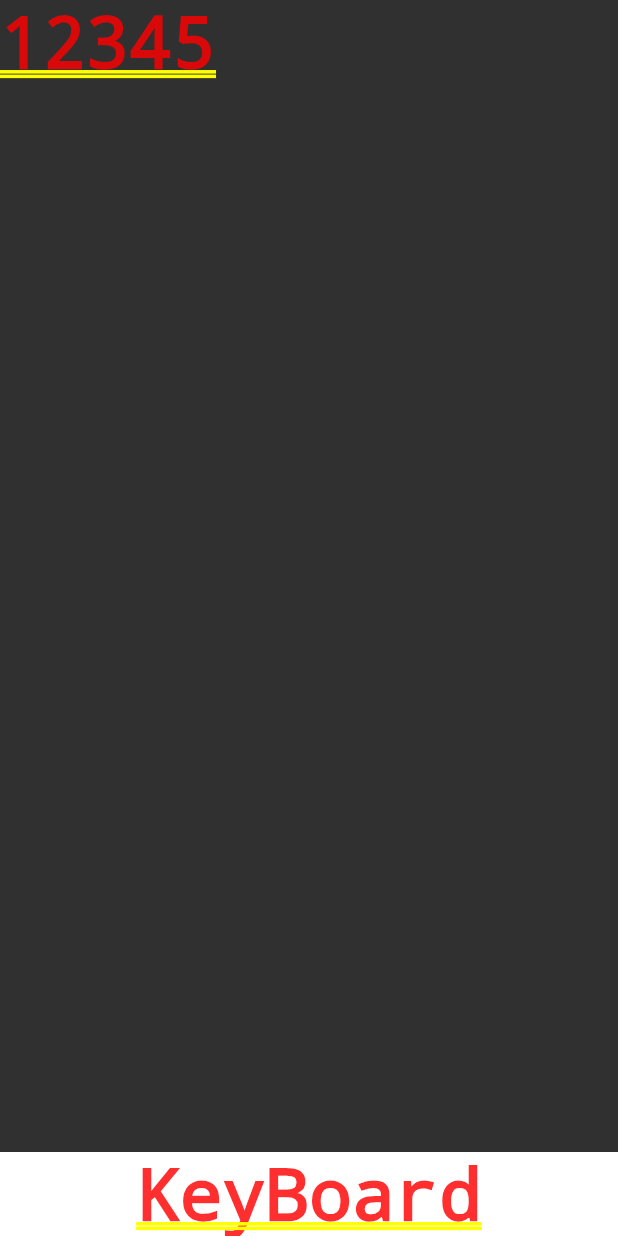
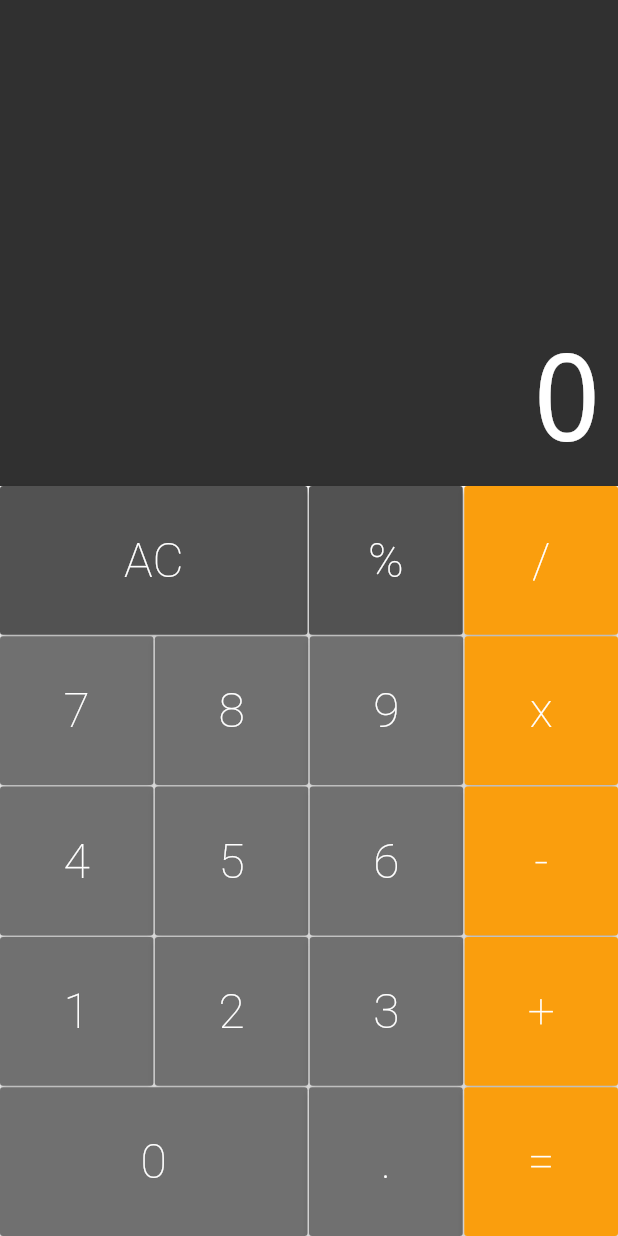
Before and after one commit to lucas-moraes/FlutterCalculator, a Flutter app: the screen it shows after launch, on a phone screen of 412 x 824 dp. Run offline on Flutter 3.47's test engine with Material 2 defaults, Android fonts, the phone set to English and light mode, and no system bars; drawn by our look-alikes of auto_size_text.

Commit message:
Calculator is Running

```diff
--- /dev/null
+++ b/lib/components/button.dart
@@ -0,0 +1,52 @@
+import 'package:flutter/material.dart';
+
+class Button extends StatelessWidget {
+  static const DARK = Color.fromRGBO(82, 82, 82, 1);
+  static const DEFAULT = Color.fromRGBO(112, 112, 112, 1);
+  static const OPERATION = Color.fromRGBO(250, 158, 13, 1);
+
+  final String text;
+  final bool big;
+  final Color color;
+  final void Function(String) cb;
+
+  Button({
+    @required this.text,
+    this.big = false,
+    this.color = DEFAULT,
+    @required this.cb,
+  });
+
+  Button.big({
+    @required this.text,
+    this.big = true,
+    this.color = DEFAULT,
+    @required this.cb,
+  });
+
+  Button.operation({
+    @required this.text,
+    this.big = false,
+    this.color = OPERATION,
+    @required this.cb,
+  });
+
+  @override
+  Widget build(BuildContext context) {
+    return Expanded(
+      flex: big ? 2 : 1,
+      child: RaisedButton(
+        color: this.color,
+        child: Text(
+          text,
+          style: TextStyle(
+            color: Colors.white,
+            fontSize: 32,
+            fontWeight: FontWeight.w200
+          ),
+        ),
+        onPressed: () => cb(text),
+      ),
+    );
+  }
+}
--- /dev/null
+++ b/lib/components/button_row.dart
@@ -0,0 +1,21 @@
+import 'package:flutter/material.dart';
+import 'button.dart';
+
+class ButtonRow extends StatelessWidget {
+  final List<Button> buttons;
+  ButtonRow(this.buttons);
+
+  @override
+  Widget build(BuildContext context) {
+    return Expanded(
+      flex: 1,
+      child: Row(
+        crossAxisAlignment: CrossAxisAlignment.stretch,
+        children: buttons.fold(<Widget>[], (list, b) {
+          list.isEmpty ? list.add(b) : list.addAll([SizedBox(width: 1),b]);
+          return list;
+        }),
+      ),
+    );
+  }
+}
--- a/lib/components/display.dart
+++ b/lib/components/display.dart
@@ -1,4 +1,5 @@
 import 'package:flutter/material.dart';
+import 'package:auto_size_text/auto_size_text.dart';
 
 class Display extends StatelessWidget {
   final String text;
@@ -13,9 +14,23 @@ class Display extends StatelessWidget {
         color: Color.fromRGBO(48, 48, 48, 1),
         child: Column(
           crossAxisAlignment: CrossAxisAlignment.stretch,
-          //Parei no minuto 7:34 https://www.youtube.com/watch?v=jyjdXFsQoYw&t=703s
+          mainAxisAlignment: MainAxisAlignment.end,
           children: <Widget>[
-            Text(text),
+            Padding(
+              padding: const EdgeInsets.all(10.0),
+              child: AutoSizeText(
+                text,
+                minFontSize: 20,
+                maxFontSize: 80,
+                maxLines: 1,
+                textAlign: TextAlign.end,
+                style: TextStyle(
+                  fontWeight: FontWeight.w100,
+                  decoration: TextDecoration.none,
+                  fontSize: 80,
+                  color: Colors.white,
+                ),),
+            ),
           ],
         ),
       )
--- /dev/null
+++ b/lib/components/keyboard.dart
@@ -0,0 +1,52 @@
+import 'package:flutter/material.dart';
+import 'button_row.dart';
+import 'button.dart';
+
+class Keyboard extends StatelessWidget {
+  final void Function(String) cb;
+
+  Keyboard(this.cb);
+
+  @override
+  Widget build(BuildContext context) {
+    return Container(
+      height: 500,
+      child: Column(
+        children: <Widget>[
+          ButtonRow([
+            Button.big(text: 'AC', color: Button.DARK, cb: cb),
+            Button(text: '%', color: Button.DARK, cb: cb),
+            Button.operation(text: '/', cb: cb),
+          ]),
+          SizedBox(height: 1),
+          ButtonRow([
+            Button(text: '7', cb: cb),
+            Button(text: '8', cb: cb),
+            Button(text: '9', cb: cb),
+            Button.operation(text: 'x', cb: cb),
+          ]),
+          SizedBox(height: 1),
+          ButtonRow([
+            Button(text: '4', cb: cb),
+            Button(text: '5', cb: cb),
+            Button(text: '6', cb: cb),
+            Button.operation(text: '-', cb: cb),
+          ]),
+          SizedBox(height: 1),
+          ButtonRow([
+            Button(text: '1', cb: cb),
+            Button(text: '2', cb: cb),
+            Button(text: '3', cb: cb),
+            Button.operation(text: '+', cb: cb),
+          ]),
+          SizedBox(height: 1),
+          ButtonRow([
+            Button.big(text: '0', cb: cb),
+            Button(text: '.', cb: cb),
+            Button.operation(text: '=', cb: cb),
+          ]),
+        ],
+      ),
+    );
+  }
+}
--- a/lib/screens/calculator.dart
+++ b/lib/screens/calculator.dart
@@ -1,10 +1,34 @@
 import 'package:flutter/material.dart';
+import 'package:flutter/services.dart';
+import 'package:hello_word/models/memory.dart';
 import '../components/display.dart';
+import '../components/keyboard.dart';
 
-class Calculator extends StatelessWidget {
+class Calculator extends StatefulWidget {
+  @override
+  _CalculatorState createState() => _CalculatorState();
+}
+
+class _CalculatorState extends State<Calculator> {
+  final Memory memory = Memory();
+
+  _onPressed(String command) {
+    setState(() {
+      memory.applyCommand(command);
+    });
+  }
+
   @override
   Widget build(BuildContext context) {
+    SystemChrome.setPreferredOrientations([DeviceOrientation.portraitUp]);
+
     return MaterialApp(
-        home: Column(children: <Widget>[Display('12345'), Text('KeyBoard')]));
+      home: Column(
+          children: <Widget>[
+            Display(memory.value),
+            Keyboard(_onPressed)
+          ]),
+      debugShowCheckedModeBanner: false,
+    );
   }
 }
--- a/pubspec.yaml
+++ b/pubspec.yaml
@@ -19,9 +19,7 @@ environment:
 dependencies:
   flutter:
     sdk: flutter
-
-  # The following adds the Cupertino Icons font to your application.
-  # Use with the CupertinoIcons class for iOS style icons.
+  auto_size_text: ^2.1.0
   cupertino_icons: ^0.1.2
 
 dev_dependencies:
```
Also changed, not shown: lib/models/memory.dart (added, +96 -0 lines).
